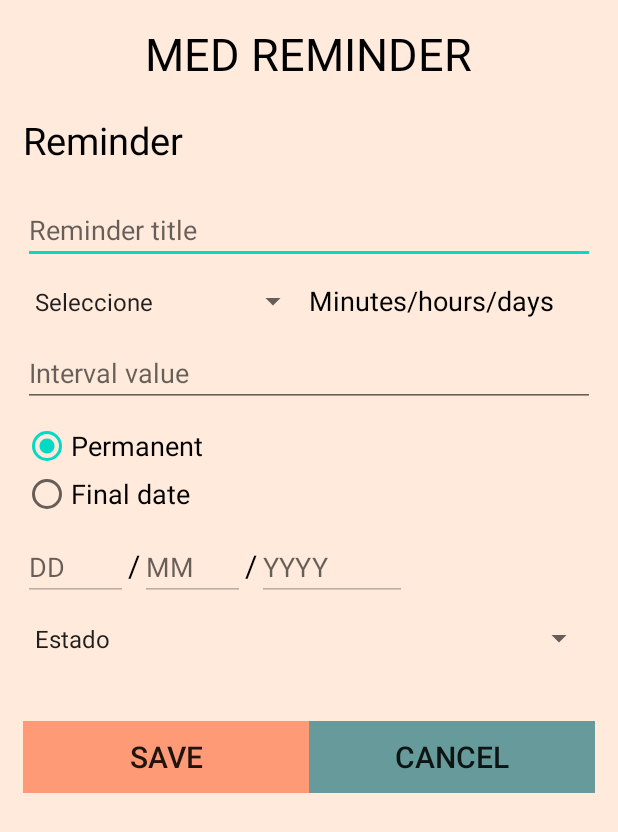
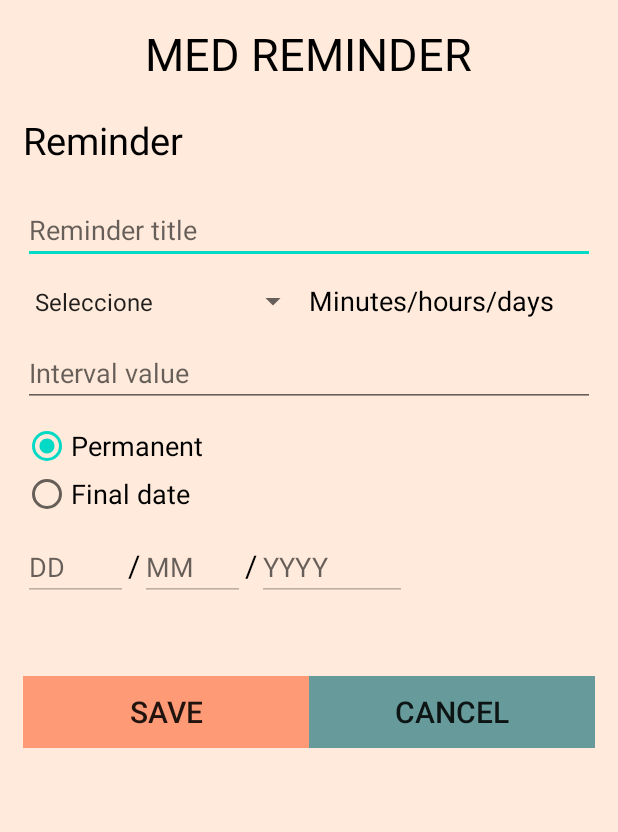
Before and after one commit to sofiaescobar28/MedicationReminder01, an Android app: the Add_Recordatorios screen opened directly, with no data from a screen before it, on a phone screen of 412 x 824 dp. Shown: the top 832 px of the screen. Run offline under Robolectric (Android 15) with nearby library versions, the phone set to English and light mode, and no system bars; 1 statement that could not run was skipped.

```diff
--- a/app/src/main/java/sv/edu/catolica/medicationreminder/medicina_por_recordatorio.java
+++ b/app/src/main/java/sv/edu/catolica/medicationreminder/medicina_por_recordatorio.java
@@ -60,6 +60,7 @@ public class medicina_por_recordatorio extends AppCompatActivity {
                 this.finish();
                 Intent MedicamentoRE = new Intent(getApplicationContext(),medicamento_recordatorio.class);
                 MedicamentoRE.putExtra("RE_COD",String.valueOf(IDrec));
+                MedicamentoRE.putExtra("PER_COD",Per_cod);
                 startActivity(MedicamentoRE);
             } else {
                 validacion.setTextColor(getColor(R.color.rojo));
--- a/app/src/main/res/layout/activity_add__recordatorios.xml
+++ b/app/src/main/res/layout/activity_add__recordatorios.xml
@@ -156,13 +156,6 @@
                 android:importantForAutofill="no" />
         </LinearLayout>
 
-        <Spinner
-            android:id="@+id/spnEstado"
-            android:layout_width="match_parent"
-            android:layout_height="30dp"
-            android:textSize="20sp"
-            android:textColor="#000000"
-            android:entries="@array/EstadoR_valores"/>
     </LinearLayout>
     <TextView
         android:id="@+id/tvValidarRe"
```
Also changed, not shown: app/src/main/java/sv/edu/catolica/medicationreminder/Add_Recordatorios.java (+9 -8 lines).
